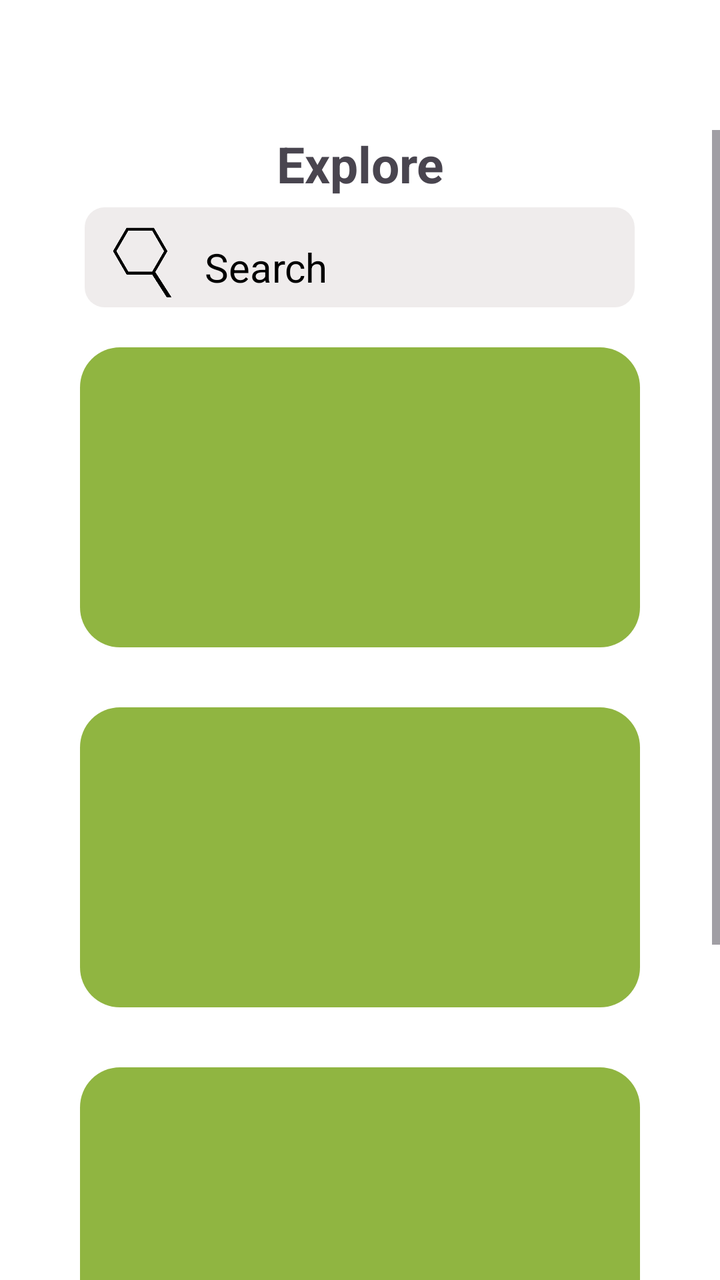
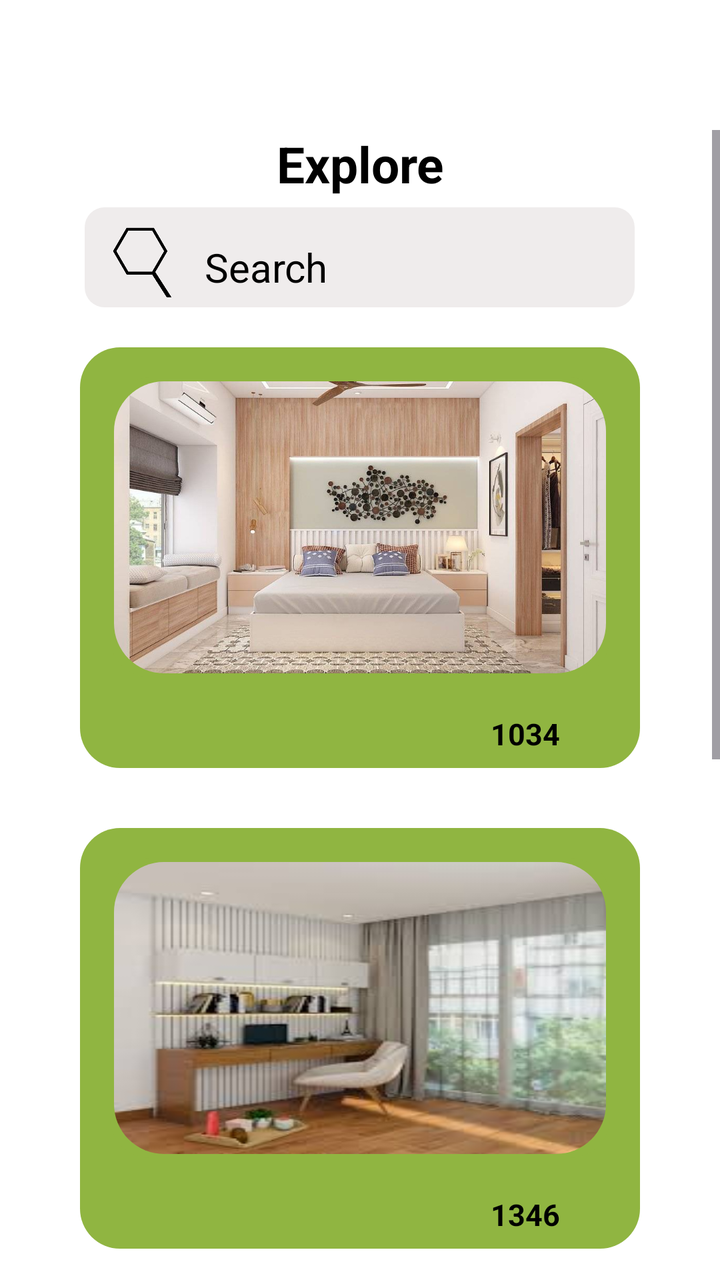

Two renders of the same Android screen: before a commit and after it. Below are the layout's source before the change and the commit's diff.
<!-- AndroidManifest.xml: application theme Theme.LayoutLab -->
<!-- res/layout/activity_explore.xml -->
<?xml version="1.0" encoding="utf-8"?>
<LinearLayout xmlns:android="http://schemas.android.com/apk/res/android"
    xmlns:app="http://schemas.android.com/apk/res-auto"
    xmlns:tools="http://schemas.android.com/tools"
    android:id="@+id/main"
    android:layout_width="match_parent"
    android:layout_height="match_parent"
    tools:context=".explore"
    android:orientation="vertical"
    android:background="@color/white">

    <LinearLayout
        android:layout_width="match_parent"
        android:layout_height="wrap_content"
        android:orientation="vertical">

        
        <LinearLayout
            android:layout_width="match_parent"
            android:layout_height="wrap_content"
            android:padding="5dp">

            <LinearLayout
                android:layout_width="0dp"
                android:layout_height="50dp"
                android:layout_weight="1"
                android:orientation="horizontal"
                android:gravity="start">

                <Button
                    android:id="@+id/btn_backExplore"
                    android:layout_width="50dp"
                    android:layout_height="50dp"
                    android:backgroundTint="@android:color/transparent"
                    android:foreground="@drawable/back_icon" />

            </LinearLayout>

            <LinearLayout
                android:layout_width="0dp"
                android:layout_height="50dp"
                android:layout_weight="1"
                android:orientation="horizontal"
                android:gravity="center">

                <com.google.android.material.button.MaterialButton
                    android:id="@+id/btn_logoHome"
                    android:layout_width="50dp"
                    android:layout_height="50dp"
                    android:foreground="@drawable/logo_transparent"
                    app:backgroundTint="@android:color/transparent"
                    android:clickable="false"/>

            </LinearLayout>

            <LinearLayout
                android:layout_width="0dp"
                android:layout_height="50dp"
                android:layout_weight="1"
                android:orientation="horizontal"
                android:gravity="start">

                <LinearLayout
                    android:layout_width="0dp"
                    android:layout_height="50dp"
                    android:layout_weight="1"
                    android:orientation="horizontal"
                    android:gravity="end">

                    <Button
                        android:id="@+id/btn_profileExplore"
                        android:layout_width="50dp"
                        android:layout_height="50dp"
                        android:backgroundTint="@android:color/transparent"
                        android:foreground="@drawable/profile_icon" />

                </LinearLayout>

            </LinearLayout>

        </LinearLayout>

        <ScrollView
            android:layout_width="match_parent"
            android:layout_height="0dp"
            android:layout_weight="1"
            android:clipToPadding="false"
            android:paddingTop="5dp">

            <LinearLayout
                android:layout_width="match_parent"
                android:layout_height="wrap_content"
                android:orientation="vertical">

                <LinearLayout
                    android:layout_width="match_parent"
                    android:layout_height="wrap_content"
                    android:orientation="vertical">

                    <TextView
                        android:layout_width="match_parent"
                        android:layout_height="wrap_content"
                        android:textAlignment="center"
                        android:text="Explore"
                        android:textSize="25sp"
                        android:textStyle="bold"/>

                </LinearLayout>

                
                <LinearLayout
                    android:layout_width="match_parent"
                    android:layout_height="wrap_content"
                    android:gravity="center"
                    android:layout_margin="5dp">

                    <LinearLayout
                        android:layout_width="275dp"
                        android:layout_height="50dp"
                        android:orientation="horizontal"
                        android:padding="5dp"
                        android:background="@drawable/search">

                        <ImageView
                            android:layout_width="50dp"
                            android:layout_height="50dp"
                            android:background="@drawable/search_icon"/>


                        <EditText
                            android:id="@+id/etx_searchExplore"
                            android:layout_width="match_parent"
                            android:layout_height="50dp"
                            android:background="@android:color/transparent"
                            android:hint="@string/search"
                            android:inputType="text"
                            android:padding="3dp"
                            android:paddingStart="5dp"
                            android:paddingEnd="5sp"
                            android:textColorHint="@color/black"
                            android:textSize="20sp" />

                    </LinearLayout>

                </LinearLayout>

                <LinearLayout
                    android:layout_width="match_parent"
                    android:layout_height="wrap_content"
                    android:orientation="vertical"
                    android:gravity="center"
                    android:paddingLeft="40dp"
                    android:paddingRight="40dp">

                    
                    <LinearLayout
                        android:id="@+id/lin_item1Explore"
                        android:layout_width="match_parent"
                        android:layout_height="150dp"
                        android:orientation="vertical"
                        android:layout_marginTop="15dp"
                        android:layout_marginBottom="15dp"
                        android:padding="5dp"
                        android:background="@drawable/scrollview_items">

                        <TextView
                            android:layout_width="match_parent"
                            android:layout_height="wrap_content"

                            android:textSize="25sp"
                            android:textColor="@color/white"
                            android:padding="5dp"/>

                    </LinearLayout>

                    
                    <LinearLayout
                        android:id="@+id/lin_item2Explore"
                        android:layout_width="match_parent"
                        android:layout_height="150dp"
                        android:orientation="vertical"
                        android:layout_marginTop="15dp"
                        android:layout_marginBottom="15dp"
                        android:background="@drawable/scrollview_items">

                        <TextView
                            android:layout_width="match_parent"
                            android:layout_height="wrap_content"

                            android:textSize="25sp"
                            android:textColor="@color/white"
                            android:padding="5dp"/>

                    </LinearLayout>

                    
                    <LinearLayout
                        android:id="@+id/lin_item3Explore"
                        android:layout_width="match_parent"
                        android:layout_height="150dp"
                        android:orientation="vertical"
                        android:layout_marginTop="15dp"
                        android:layout_marginBottom="15dp"
                        android:background="@drawable/scrollview_items">

                        <TextView
                            android:layout_width="match_parent"
                            android:layout_height="wrap_content"

                            android:textSize="25sp"
                            android:textColor="@color/white"
                            android:padding="5dp"/>

                    </LinearLayout>

                    
                    <LinearLayout
                        android:id="@+id/lin_item4Explore"
                        android:layout_width="match_parent"
                        android:layout_height="150dp"
                        android:orientation="vertical"
                        android:layout_marginTop="15dp"
                        android:layout_marginBottom="15dp"
                        android:background="@drawable/scrollview_items">

                        <TextView
                            android:layout_width="match_parent"
                            android:layout_height="wrap_content"

                            android:textSize="25sp"
                            android:textColor="@color/white"
                            android:padding="5dp"/>

                    </LinearLayout>

                </LinearLayout>

            </LinearLayout>

        </ScrollView>

    </LinearLayout>

</LinearLayout>
<!-- resources referenced by this layout -->
<resources>
  <color name="black">#FF000000</color>
  <color name="white">#FFFFFFFF</color>
  <!-- drawable back_icon: png bitmap (drawable, 28075 bytes) -->
  <!-- drawable logo_transparent: png bitmap (drawable, 37070 bytes) -->
  <!-- drawable profile_icon: png bitmap (drawable, 40205 bytes) -->
  <!-- drawable scrollview_items (drawable) -->
  <?xml version="1.0" encoding="UTF-8"?>
  <shape
      xmlns:android="http://schemas.android.com/apk/res/android">
      <solid
          android:color="#90B541"
          />
      <corners
          android:radius="20dp"
          />
  </shape>
  <!-- drawable search (drawable) -->
  <?xml version="1.0" encoding="UTF-8"?>
  <shape
      xmlns:android="http://schemas.android.com/apk/res/android">
      <solid
          android:color="#EFECEC"
          />
      <corners
          android:radius="10dp"
          />
  </shape>
  <!-- drawable search_icon: png bitmap (drawable, 32151 bytes) -->
  <string name="search">Search</string>
  <style name="Theme.LayoutLab" parent="Base.Theme.LayoutLab" />
  <style name="Base.Theme.LayoutLab" parent="Theme.Material3.DayNight.NoActionBar">
          
          
      </style>
</resources>

<!-- the commit's change to res/layout/activity_explore.xml (unified diff, before → after) -->
@@ -101,6 +101,7 @@
                         android:layout_width="match_parent"
                         android:layout_height="wrap_content"
                         android:textAlignment="center"
+                        android:textColor="@color/black"
                         android:text="Explore"
                         android:textSize="25sp"
                         android:textStyle="bold"/>
@@ -154,82 +155,225 @@
 
                     
                     <LinearLayout
-                        android:id="@+id/lin_item1Explore"
-                        android:layout_width="match_parent"
-                        android:layout_height="150dp"
+                        android:layout_width="match_parent"
+                        android:layout_height="wrap_content"
                         android:orientation="vertical"
                         android:layout_marginTop="15dp"
                         android:layout_marginBottom="15dp"
                         android:padding="5dp"
                         android:background="@drawable/scrollview_items">
 
-                        <TextView
+                        <LinearLayout
+                            android:layout_width="match_parent"
+                            android:layout_height="150dp"
+                            android:orientation="vertical"
+                            android:layout_margin="10dp"
+                            android:padding="2dp"
+                            android:background="@drawable/scrollview_items">
+
+                            <ImageView
+                                android:layout_width="match_parent"
+                                android:layout_height="match_parent"
+                                android:src="@drawable/exploredesign1"
+                                android:clipToOutline="true"
+                                android:background="@drawable/library_item"
+                                android:scaleType="fitXY"/>
+
+                        </LinearLayout>
+
+                        <LinearLayout
                             android:layout_width="match_parent"
                             android:layout_height="wrap_content"
-
-                            android:textSize="25sp"
-                            android:textColor="@color/white"
-                            android:padding="5dp"/>
+                            android:orientation="horizontal">
+
+                            <TextView
+                                android:layout_width="0dp"
+                                android:layout_height="wrap_content"
+                                android:layout_weight="8"
+                                android:text="1034"
+                                android:textSize="15sp"
+                                android:textStyle="bold"
+                                android:textAlignment="textEnd"
+                                android:textColor="@color/black"
+                                android:padding="5dp"/>
+
+                            <Button
+                                android:layout_width="0dp"
+                                android:layout_weight="1"
+                                android:layout_height="30dp"
+                                android:padding="5dp"
+                                android:backgroundTint="@android:color/transparent"
+                                android:foreground="@drawable/like" />
+
+                        </LinearLayout>
 
                     </LinearLayout>
 
                     
                     <LinearLayout
-                        android:id="@+id/lin_item2Explore"
-                        android:layout_width="match_parent"
-                        android:layout_height="150dp"
+                        android:layout_width="match_parent"
+                        android:layout_height="wrap_content"
                         android:orientation="vertical"
                         android:layout_marginTop="15dp"
                         android:layout_marginBottom="15dp"
+                        android:padding="5dp"
                         android:background="@drawable/scrollview_items">
 
-                        <TextView
+                        <LinearLayout
+                            android:layout_width="match_parent"
+                            android:layout_height="150dp"
+                            android:orientation="vertical"
+                            android:layout_margin="10dp"
+                            android:padding="2dp"
+                            android:background="@drawable/scrollview_items">
+
+                            <ImageView
+                                android:layout_width="match_parent"
+                                android:layout_height="match_parent"
+                                android:src="@drawable/exploredesign2"
+                                android:clipToOutline="true"
+                                android:background="@drawable/library_item"
+                                android:scaleType="fitXY"/>
+
+                        </LinearLayout>
+
+                        <LinearLayout
                             android:layout_width="match_parent"
                             android:layout_height="wrap_content"
-
-                            android:textSize="25sp"
-                            android:textColor="@color/white"
-                            android:padding="5dp"/>
+                            android:orientation="horizontal">
+
+                            <TextView
+                                android:layout_width="0dp"
+                                android:layout_height="wrap_content"
+                                android:layout_weight="8"
+                                android:text="1346"
+                                android:textSize="15sp"
+                                android:textStyle="bold"
+                                android:textAlignment="textEnd"
+                                android:textColor="@color/black"
+                                android:padding="5dp"/>
+
+                            <Button
+                                android:layout_width="0dp"
+                                android:layout_weight="1"
+                                android:layout_height="30dp"
+                                android:padding="5dp"
+                                android:backgroundTint="@android:color/transparent"
+                                android:foreground="@drawable/like" />
+
+                        </LinearLayout>
 
                     </LinearLayout>
 
                     
                     <LinearLayout
-                        android:id="@+id/lin_item3Explore"
-                        android:layout_width="match_parent"
-                        android:layout_height="150dp"
+                        android:layout_width="match_parent"
+                        android:layout_height="wrap_content"
                         android:orientation="vertical"
                         android:layout_marginTop="15dp"
                         android:layout_marginBottom="15dp"
+                        android:padding="5dp"
                         android:background="@drawable/scrollview_items">
 
-                        <TextView
+                        <LinearLayout
+                            android:layout_width="match_parent"
+                            android:layout_height="150dp"
+                            android:orientation="vertical"
+                            android:layout_margin="10dp"
+                            android:padding="2dp"
+                            android:background="@drawable/scrollview_items">
+
+                            <ImageView
+                                android:layout_width="match_parent"
+                                android:layout_height="match_parent"
+                                android:src="@drawable/exploredesign3"
+                                android:clipToOutline="true"
+                                android:background="@drawable/library_item"
+                                android:scaleType="fitXY"/>
+
+                        </LinearLayout>
+
+                        <LinearLayout
                             android:layout_width="match_parent"
                             android:layout_height="wrap_content"
-
-                            android:textSize="25sp"
-                            android:textColor="@color/white"
-                            android:padding="5dp"/>
-
-                    </LinearLayout>
-
-                    
-                    <LinearLayout
-                        android:id="@+id/lin_item4Explore"
-                        android:layout_width="match_parent"
-                        android:layout_height="150dp"
+                            android:orientation="horizontal">
+
+                            <TextView
+                                android:layout_width="0dp"
+                                android:layout_height="wrap_content"
+                                android:layout_weight="8"
+                                android:text="908"
+                                android:textSize="15sp"
+                                android:textStyle="bold"
+                                android:textAlignment="textEnd"
+                                android:textColor="@color/black"
+                                android:padding="5dp"/>
+
+                            <Button
+                                android:layout_width="0dp"
+                                android:layout_weight="1"
+                                android:layout_height="30dp"
+                                android:padding="5dp"
+                                android:backgroundTint="@android:color/transparent"
+                                android:foreground="@drawable/like" />
+
+                        </LinearLayout>
+
+                    </LinearLayout>
+
+
+                    <LinearLayout
+                        android:layout_width="match_parent"
+                        android:layout_height="wrap_content"
                         android:orientation="vertical"
                         android:layout_marginTop="15dp"
                         android:layout_marginBottom="15dp"
+                        android:padding="5dp"
                         android:background="@drawable/scrollview_items">
 
-                        <TextView
+                        <LinearLayout
+                            android:layout_width="match_parent"
+                            android:layout_height="150dp"
+                            android:orientation="vertical"
+                            android:layout_margin="10dp"
+                            android:padding="2dp"
+                            android:background="@drawable/scrollview_items">
+
+                            <ImageView
+                                android:layout_width="match_parent"
+                                android:layout_height="match_parent"
+                                android:src="@drawable/exploredesign4"
+                                android:clipToOutline="true"
+                                android:background="@drawable/library_item"
+                                android:scaleType="fitXY"/>
+
+                        </LinearLayout>
+
+                        <LinearLayout
                             android:layout_width="match_parent"
                             android:layout_height="wrap_content"
-
-                            android:textSize="25sp"
-                            android:textColor="@color/white"
-                            android:padding="5dp"/>
+                            android:orientation="horizontal">
+
+                            <TextView
+                                android:layout_width="0dp"
+                                android:layout_height="wrap_content"
+                                android:layout_weight="8"
+                                android:text="1127"
+                                android:textSize="15sp"
+                                android:textStyle="bold"
+                                android:textAlignment="textEnd"
+                                android:textColor="@color/black"
+                                android:padding="5dp"/>
+
+                            <Button
+                                android:layout_width="0dp"
+                                android:layout_weight="1"
+                                android:layout_height="30dp"
+                                android:padding="5dp"
+                                android:backgroundTint="@android:color/transparent"
+                                android:foreground="@drawable/like" />
+
+                        </LinearLayout>
 
                     </LinearLayout>
 
<!-- resource entries referenced after the edit -->
@@ -3,6 +3,21 @@
   <color name="black">#FF000000</color>
   <color name="white">#FFFFFFFF</color>
   <!-- drawable back_icon: png bitmap (drawable, 28075 bytes) -->
+  <!-- drawable exploredesign1: jpg bitmap (drawable, 78002 bytes) -->
+  <!-- drawable exploredesign2: jpg bitmap (drawable, 7445 bytes) -->
+  <!-- drawable exploredesign3: jpg bitmap (drawable, 7518 bytes) -->
+  <!-- drawable exploredesign4: jpg bitmap (drawable, 9153 bytes) -->
+  <!-- drawable library_item (drawable) -->
+  <?xml version="1.0" encoding="utf-8"?>
+  <shape xmlns:android="http://schemas.android.com/apk/res/android"
+      android:shape="rectangle">
+      <size
+          android:width="100dp"
+          android:height="100dp" />
+      <corners android:radius="25dp"/>
+  
+  </shape>
+  <!-- drawable like: png bitmap (drawable, 9482 bytes) -->
   <!-- drawable logo_transparent: png bitmap (drawable, 37070 bytes) -->
   <!-- drawable profile_icon: png bitmap (drawable, 40205 bytes) -->
   <!-- drawable scrollview_items (drawable) -->
